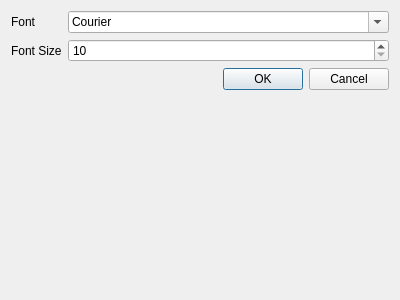
The window that settingsdialog.ui (Waqar144/QCompilerExplorer) describes before a commit, drawn with Qt 5.
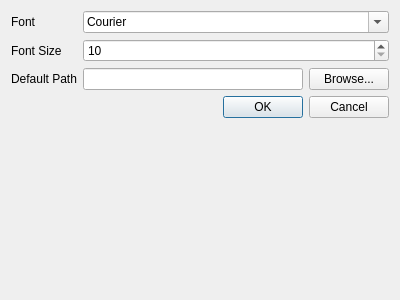
The same window after the commit.

Commit message: Allow setting default path for selecting folder

The edit to the form file:
```diff
--- a/settingsdialog.ui
+++ b/settingsdialog.ui
@@ -48,7 +48,17 @@
      </property>
     </widget>
    </item>
-   <item row="2" column="0" colspan="2">
+   <item row="2" column="0">
+    <widget class="QLabel" name="defaultPathLabel">
+     <property name="toolTip">
+      <string>Default path for selecting folder in Menu -&gt; Open Folder...</string>
+     </property>
+     <property name="text">
+      <string>Default Path</string>
+     </property>
+    </widget>
+   </item>
+   <item row="3" column="0" colspan="2">
     <widget class="QDialogButtonBox" name="buttonBox">
      <property name="orientation">
       <enum>Qt::Horizontal</enum>
@@ -58,6 +68,20 @@
      </property>
     </widget>
    </item>
+   <item row="2" column="1">
+    <layout class="QHBoxLayout" name="horizontalLayout">
+     <item>
+      <widget class="QLineEdit" name="defaultPathLineEdit"/>
+     </item>
+     <item>
+      <widget class="QPushButton" name="defaultPathBrowseButton">
+       <property name="text">
+        <string>Browse...</string>
+       </property>
+      </widget>
+     </item>
+    </layout>
+   </item>
   </layout>
  </widget>
  <resources/>
```
The commit also changes 3 other files.
